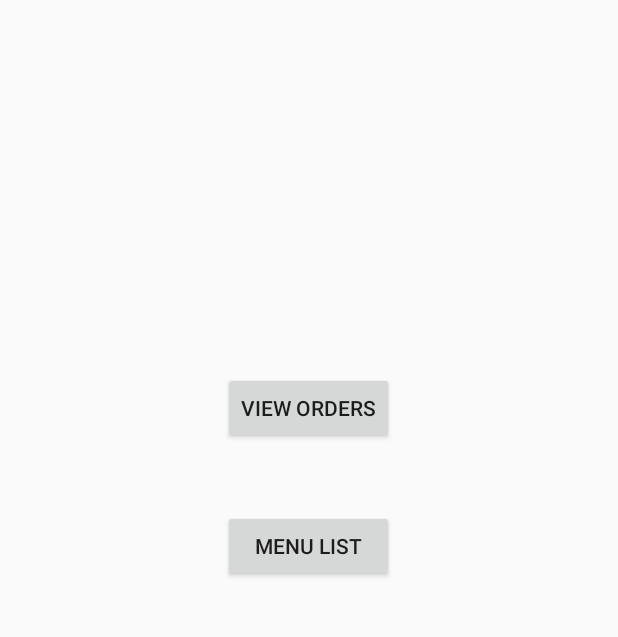
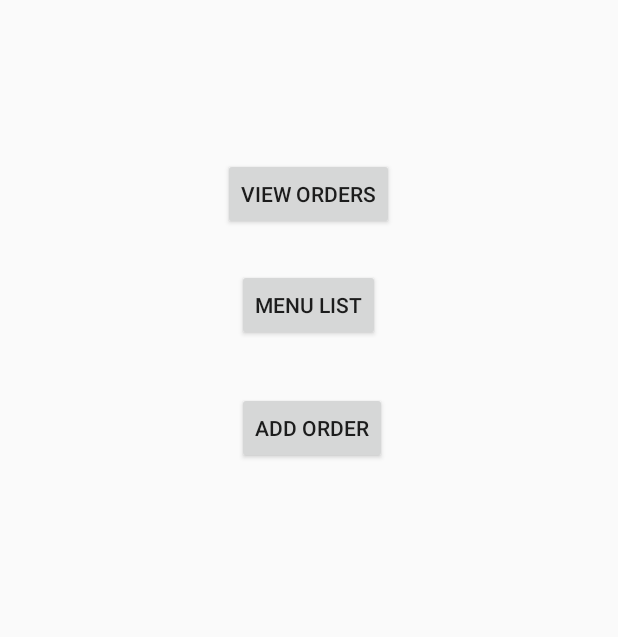
Before and after one commit to teamandroidangel/ECarinderia, an Android app: the screen it shows after launch (NavigationActivity), on a phone screen of 412 x 824 dp, the part 210-847 px from its top. Run offline under Robolectric (Android 15) with nearby library versions, the phone set to English and light mode, and no system bars.

Commit message:
fix create order

```diff
--- a/app/src/main/res/layout/activity_navigation.xml
+++ b/app/src/main/res/layout/activity_navigation.xml
@@ -14,20 +14,30 @@
         android:layout_height="wrap_content"
         android:text="VIEW ORDERS"
         android:id="@+id/button"
-        android:layout_centerVertical="true"
+        android:onClick="onViewOrders"
+        android:layout_below="@+id/textView"
         android:layout_centerHorizontal="true"
-        android:onClick="onViewOrders" />
+        android:layout_marginTop="105dp" />
 
     <Button
         android:layout_width="wrap_content"
         android:layout_height="wrap_content"
         android:text="MENU LIST"
         android:id="@+id/button2"
+        android:onClick="onListMenu"
         android:layout_below="@+id/button"
-        android:layout_marginTop="44dp"
-        android:layout_alignEnd="@+id/button"
-        android:layout_alignStart="@+id/button"
-        android:onClick="onListMenu" />
+        android:layout_centerHorizontal="true"
+        android:layout_marginTop="26dp" />
+
+    <Button
+        android:layout_width="wrap_content"
+        android:layout_height="wrap_content"
+        android:text="ADD ORDER"
+        android:id="@+id/button3"
+        android:onClick="onCreateOrder"
+        android:layout_below="@+id/button2"
+        android:layout_alignStart="@+id/button2"
+        android:layout_marginTop="34dp" />
 
     <TextView
         android:layout_width="wrap_content"
```
Also changed, not shown: app/src/main/AndroidManifest.xml (+13 -9 lines), app/src/main/java/com/teamandroid/ecarinderia/CreateOrderActivity.java (added, +125 -0 lines), app/src/main/java/com/teamandroid/ecarinderia/NavigationActivity.java (+10 -0 lines), app/src/main/res/layout/activity_create_order.xml (added, +54 -0 lines).
